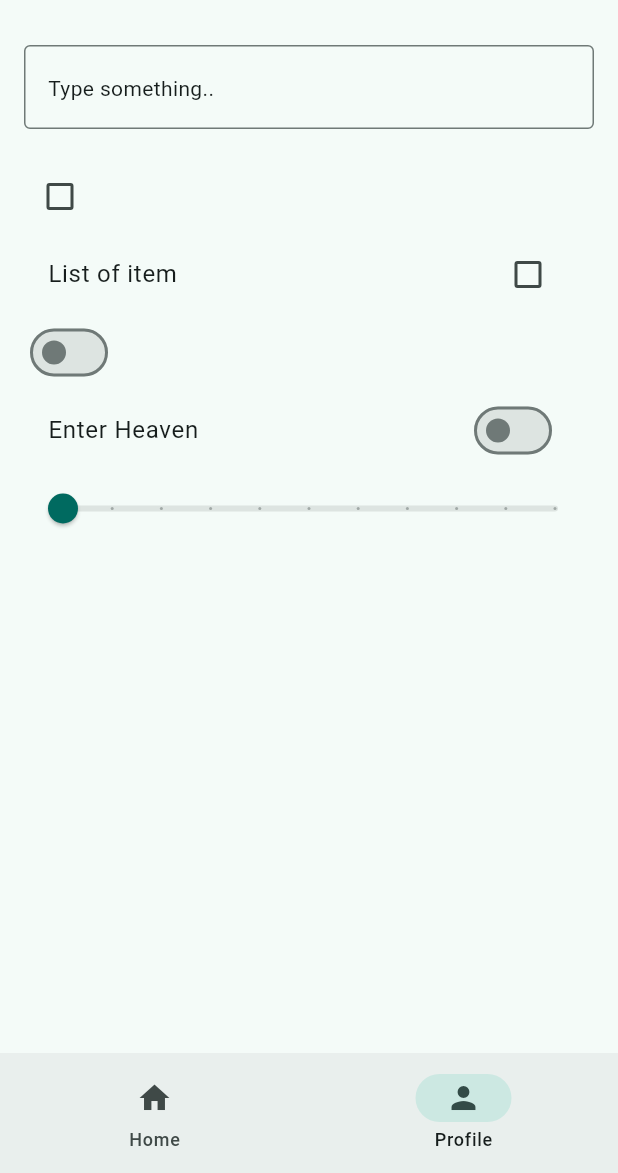
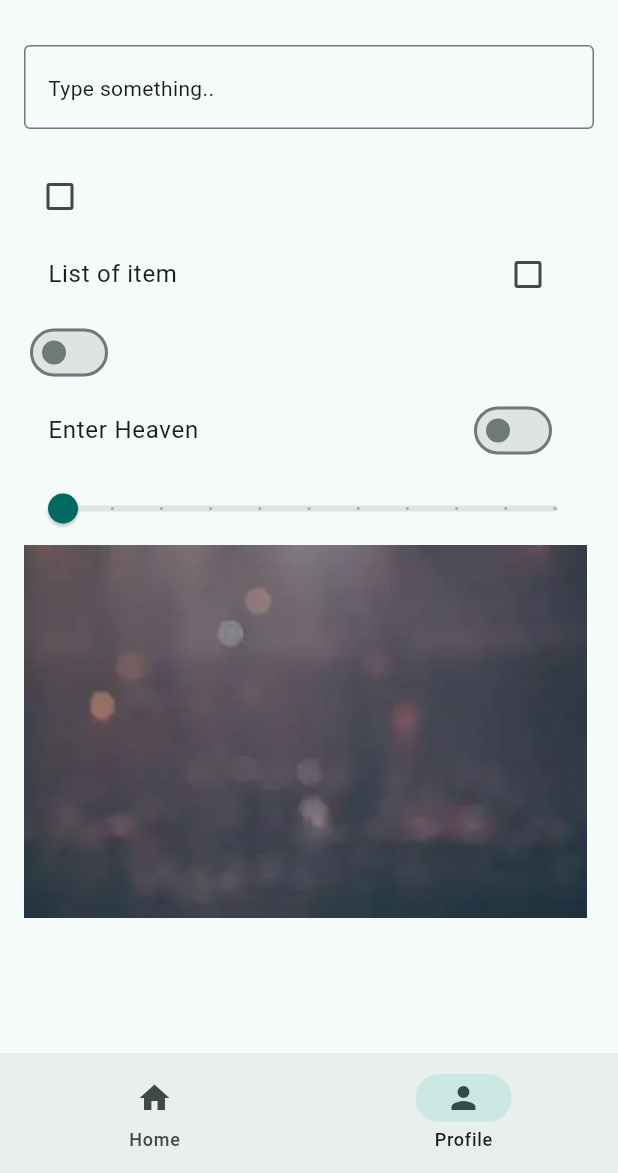
Before and after one commit to Danny-Py5/flutter-tutorial-sept-15-2025-monday-1-53pm, a Flutter app: the screen it shows after launch, item 2 of the bottom bar chosen, on a phone screen of 412 x 824 dp, the part 63-1236 px from its top. Run offline on Flutter 3.47's test engine with Material 3 defaults, Android fonts, the phone set to English and light mode, and no system bars.

```diff
--- a/lib/views/pages/profile_page.dart
+++ b/lib/views/pages/profile_page.dart
@@ -18,7 +18,8 @@ class _ProfilePageState extends State<ProfilePage> {
 
   @override
   Widget build(BuildContext context) {
-    return Padding(
+    return SingleChildScrollView(
+      child: Padding(
         padding: const EdgeInsets.all(16.0),
         child: Column(
           crossAxisAlignment: CrossAxisAlignment.start,
@@ -85,7 +86,17 @@ class _ProfilePageState extends State<ProfilePage> {
                 print(value);
               },
             ),
+
+            GestureDetector(
+              onTap: () {
+                setState(() {
+                  isSwitched = !isSwitched;
+                });
+              },
+              child: Image.asset('assets/bg.webp'),
+            ),
           ],
+        ),
       ),
     );
   }
```
Lines whose indentation alone changed are shown as unchanged.
